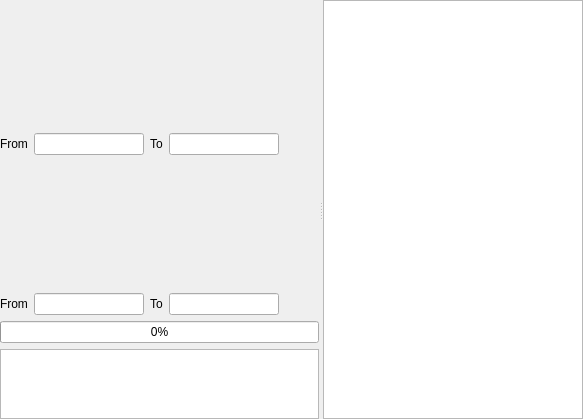
Old version of the form SFXPage.ui in the repository LeStahL/toy210.
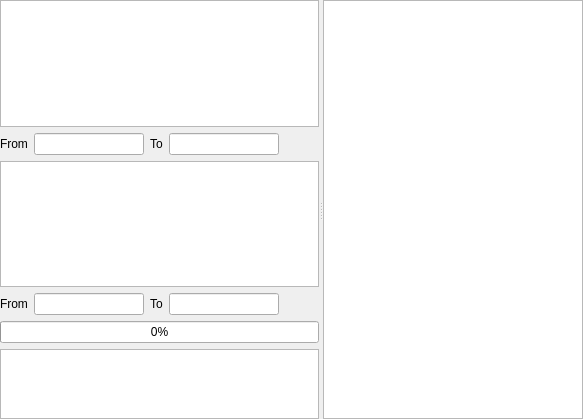
New version of the form. Custom widgets are drawn as their Qt base class.

```diff
--- a/SFXPage.ui
+++ b/SFXPage.ui
@@ -31,14 +31,14 @@
      <property name="orientation">
       <enum>Qt::Horizontal</enum>
      </property>
-     <widget class="QWidget" name="">
+     <widget class="QWidget" name="layoutWidget">
       <layout class="QVBoxLayout" name="verticalLayout">
        <item>
-        <widget class="QWidget" name="widget" native="true">
+        <widget class="QChartView" name="graphicsView">
          <property name="sizePolicy">
-          <sizepolicy hsizetype="Preferred" vsizetype="Expanding">
+          <sizepolicy hsizetype="Expanding" vsizetype="Expanding">
            <horstretch>0</horstretch>
-           <verstretch>5</verstretch>
+           <verstretch>12</verstretch>
           </sizepolicy>
          </property>
         </widget>
@@ -95,11 +95,11 @@
         </layout>
        </item>
        <item>
-        <widget class="QWidget" name="widget_2" native="true">
+        <widget class="QChartView" name="graphicsView_2">
          <property name="sizePolicy">
-          <sizepolicy hsizetype="Preferred" vsizetype="Expanding">
-           <horstretch>0</horstretch>
-           <verstretch>5</verstretch>
+          <sizepolicy hsizetype="Expanding" vsizetype="Expanding">
+           <horstretch>4</horstretch>
+           <verstretch>12</verstretch>
           </sizepolicy>
          </property>
         </widget>
@@ -185,6 +185,11 @@
    <extends>QTextEdit</extends>
    <header location="global">GLSLEditorWidget.h</header>
   </customwidget>
+  <customwidget>
+   <class>QChartView</class>
+   <extends>QGraphicsView</extends>
+   <header location="global">PyQt5/QtChart.h</header>
+  </customwidget>
  </customwidgets>
  <resources/>
  <connections/>
```
